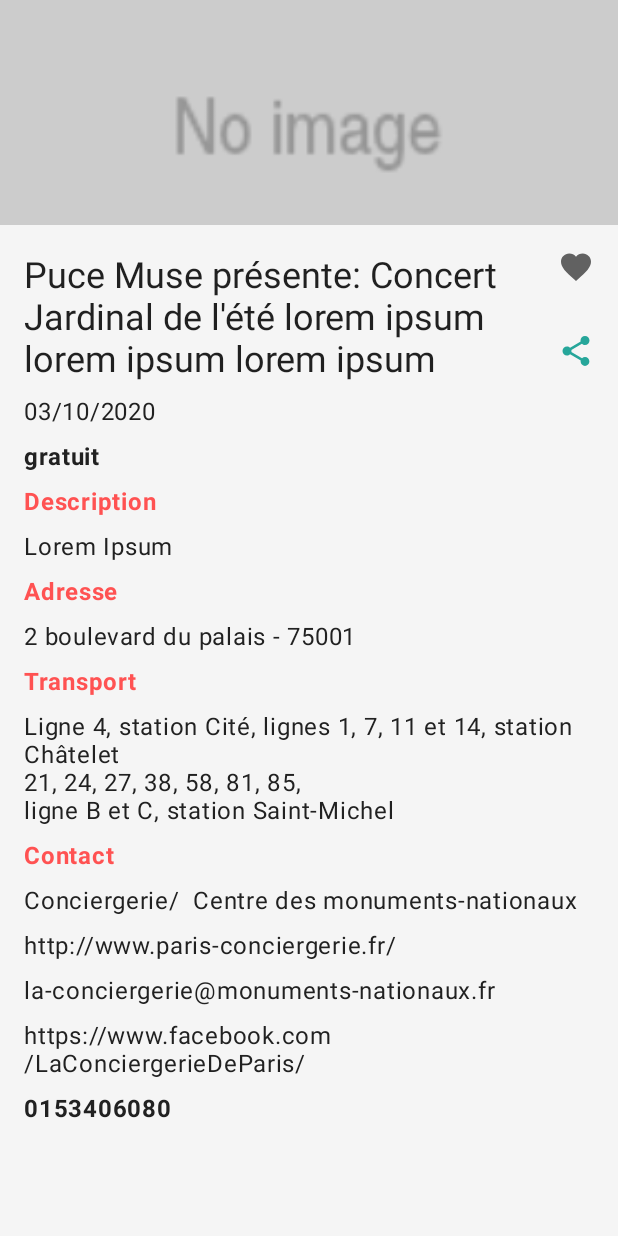
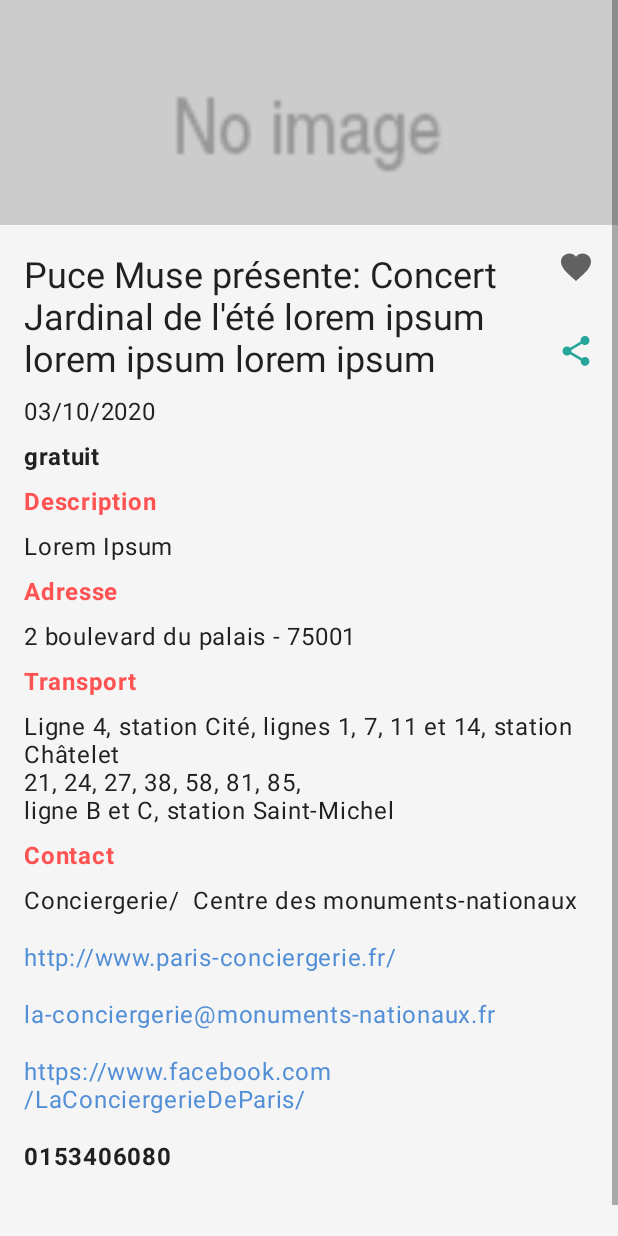
Before and after one commit to anacicconi/events-calendar, an Android app: the layout fragment_event_details.xml on its own in the app's theme, with its tools: preview values and no code run, on a phone screen of 412 x 824 dp. Run offline under Robolectric (Android 15) with nearby library versions, the phone set to English and light mode, and no system bars.

Commit message:
in progress

```diff
--- a/app/src/main/res/layout/fragment_event_details.xml
+++ b/app/src/main/res/layout/fragment_event_details.xml
@@ -22,7 +22,7 @@
             <androidx.constraintlayout.widget.ConstraintLayout
                 android:layout_width="match_parent"
                 android:layout_height="wrap_content"
-                android:paddingBottom="@dimen/padding_medium"
+                android:paddingBottom="@dimen/padding_xlarge"
                 tools:context=".EventDetailsActivity"
                 >
                 <ImageView
@@ -196,67 +196,67 @@
                     />
                 <TextView
                     android:id="@+id/event_contact_name"
+                    style="@style/detail_value"
                     android:layout_width="0dp"
                     android:layout_height="wrap_content"
+                    android:layout_marginTop="@dimen/margin_small"
+                    android:visibility="gone"
+                    app:layout_constraintBottom_toTopOf="@id/event_contact_url"
+                    app:layout_constraintEnd_toEndOf="@id/event_favorite"
+                    app:layout_constraintHorizontal_bias="0.0"
+                    app:layout_constraintStart_toStartOf="@id/event_title"
+                    app:layout_constraintTop_toBottomOf="@id/event_contact_label"
                     tools:text="Conciergerie/  Centre des monuments-nationaux"
-                    android:layout_marginTop="@dimen/margin_small"
-                    app:layout_constraintTop_toBottomOf="@id/event_contact_label"
-                    app:layout_constraintBottom_toTopOf="@id/event_contact_url"
-                    app:layout_constraintStart_toStartOf="@id/event_title"
-                    app:layout_constraintHorizontal_bias="0.0"
-                    app:layout_constraintEnd_toEndOf="@id/event_favorite"
-                    android:visibility="gone"
                     tools:visibility="visible"
-                    style="@style/detail_value"
                     />
                 <TextView
                     android:id="@+id/event_contact_url"
                     android:layout_width="0dp"
                     android:layout_height="wrap_content"
                     tools:text="http://www.paris-conciergerie.fr/"
-                    android:layout_marginTop="@dimen/margin_small"
+                    android:layout_marginTop="@dimen/margin_medium"
                     app:layout_constraintTop_toBottomOf="@id/event_contact_name"
                     app:layout_constraintStart_toStartOf="@id/event_title"
                     app:layout_constraintHorizontal_bias="0.0"
                     app:layout_constraintEnd_toEndOf="@id/event_favorite"
                     android:visibility="gone"
                     tools:visibility="visible"
-                    style="@style/detail_value"
+                    style="@style/detail_value_clickable"
                     />
                 <TextView
                     android:id="@+id/event_contact_email"
                     android:layout_width="0dp"
                     android:layout_height="wrap_content"
                     tools:text="la-conciergerie@monuments-nationaux.fr"
-                    android:layout_marginTop="@dimen/margin_small"
+                    android:layout_marginTop="@dimen/margin_medium"
                     app:layout_constraintTop_toBottomOf="@id/event_contact_url"
                     app:layout_constraintStart_toStartOf="@id/event_title"
                     app:layout_constraintHorizontal_bias="0.0"
                     app:layout_constraintEnd_toEndOf="@id/event_favorite"
                     android:visibility="gone"
                     tools:visibility="visible"
-                    style="@style/detail_value"
+                    style="@style/detail_value_clickable"
                     />
                 <TextView
                     android:id="@+id/event_contact_facebook"
                     android:layout_width="0dp"
                     android:layout_height="wrap_content"
                     tools:text="https://www.facebook.com/LaConciergerieDeParis/"
-                    android:layout_marginTop="@dimen/margin_small"
+                    android:layout_marginTop="@dimen/margin_medium"
                     app:layout_constraintTop_toBottomOf="@id/event_contact_email"
                     app:layout_constraintStart_toStartOf="@id/event_title"
                     app:layout_constraintHorizontal_bias="0.0"
                     app:layout_constraintEnd_toEndOf="@id/event_favorite"
                     android:visibility="gone"
                     tools:visibility="visible"
-                    style="@style/detail_value"
+                    style="@style/detail_value_clickable"
                     />
                 <TextView
                     android:id="@+id/event_contact_phone"
                     android:layout_width="0dp"
                     android:layout_height="wrap_content"
                     tools:text="0153406080"
-                    android:layout_marginTop="@dimen/margin_small"
+                    android:layout_marginTop="@dimen/margin_medium"
                     app:layout_constraintTop_toBottomOf="@id/event_contact_facebook"
                     app:layout_constraintBottom_toBottomOf="parent"
                     app:layout_constraintStart_toStartOf="@id/event_title"
--- a/app/src/main/res/values/colors.xml
+++ b/app/src/main/res/values/colors.xml
@@ -13,4 +13,5 @@
     <color name="on_error">#FFFFFF</color>
     <color name="colorWhite">#FFFFFF</color>
     <color name="event_info_background_color">#BF000000</color>
+    <color name="clickable_text">#538FD6</color>
 </resources>
--- a/app/src/main/res/values/dimens.xml
+++ b/app/src/main/res/values/dimens.xml
@@ -2,6 +2,7 @@
 <resources>
     <dimen name="padding_small">8dp</dimen>
     <dimen name="padding_medium">16dp</dimen>
+    <dimen name="padding_xlarge">64dp</dimen>
     <dimen name="margin_medium">16dp</dimen>
     <dimen name="margin_small">8dp</dimen>
     <dimen name="rating_text">22sp</dimen>
--- a/app/src/main/res/values/strings.xml
+++ b/app/src/main/res/values/strings.xml
@@ -16,4 +16,5 @@
     <string name="contact">Contact</string>
     <string name="free">gratuit</string>
     <string name="banner_ad_unit_id">ca-app-pub-3940256099942544/6300978111</string>
+    <string name="paris_icon_description">Paris by Vonn Weisenberger from the Noun Project</string>
 </resources>
--- a/app/src/main/res/values/styles.xml
+++ b/app/src/main/res/values/styles.xml
@@ -27,4 +27,9 @@
         <item name="android:textColor">?colorOnPrimary</item>
     </style>
 
+    <style name="detail_value_clickable">
+        <item name="android:textAppearance">@style/TextAppearance.MaterialComponents.Body1</item>
+        <item name="android:textColor">@color/clickable_text</item>
+    </style>
+
 </resources>
```
Also changed, not shown: app/src/main/AndroidManifest.xml (+8 -5 lines), app/src/main/java/com/cicconi/events/EventDetailsFragment.java (+63 -9 lines), app/src/main/java/com/cicconi/events/SplashActivity.java (added, +22 -0 lines), app/src/main/res/layout/activity_splash.xml (added, +42 -0 lines).
